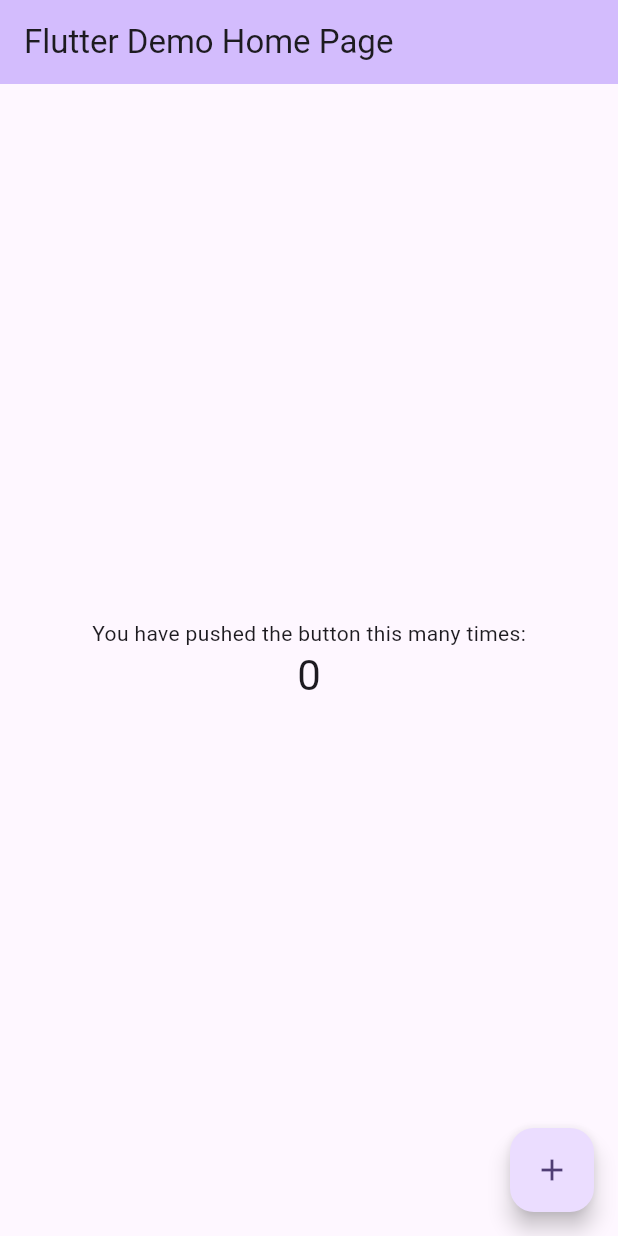
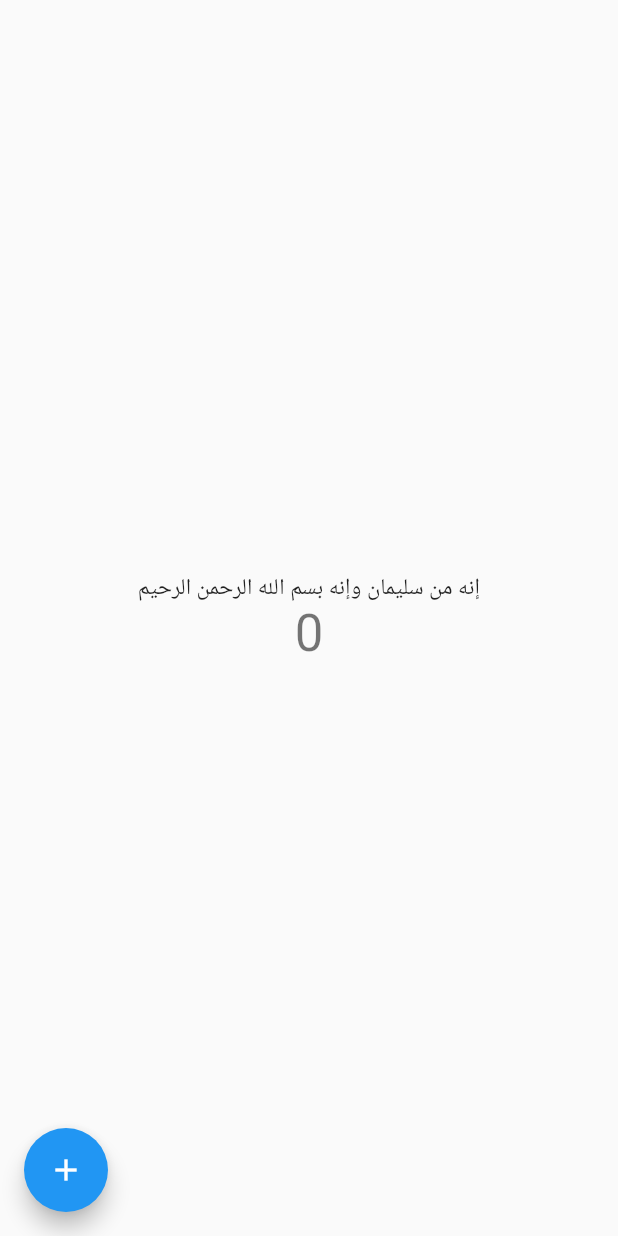
Before and after one commit to Adel-Kharma/enigma, a Flutter app: the screen it shows after launch, on a phone screen of 412 x 824 dp. Run offline on Flutter 3.47's test engine with Material 2 defaults, Android fonts, the phone set to English and light mode, and no system bars.

Commit message:
Add app first structure then enable the Git branches

```diff
--- a/lib/main.dart
+++ b/lib/main.dart
@@ -1,4 +1,7 @@
+import 'package:flutter/cupertino.dart';
 import 'package:flutter/material.dart';
+import 'package:flutter_localizations/flutter_localizations.dart';
+import 'screens/HomePage.dart';
 
 void main() {
   runApp(const MyApp());
@@ -8,118 +11,21 @@ class MyApp extends StatelessWidget {
   const MyApp({super.key});
 
   // This widget is the root of your application.
+
   @override
   Widget build(BuildContext context) {
     return MaterialApp(
-      title: 'Flutter Demo',
-      theme: ThemeData(
-        // This is the theme of your application.
-        //
-        // TRY THIS: Try running your application with "flutter run". You'll see
-        // the application has a blue toolbar. Then, without quitting the app,
-        // try changing the seedColor in the colorScheme below to Colors.green
-        // and then invoke "hot reload" (save your changes or press the "hot
-        // reload" button in a Flutter-supported IDE, or press "r" if you used
-        // the command line to start the app).
-        //
-        // Notice that the counter didn't reset back to zero; the application
-        // state is not lost during the reload. To reset the state, use hot
-        // restart instead.
-        //
-        // This works for code too, not just values: Most code changes can be
-        // tested with just a hot reload.
-        colorScheme: ColorScheme.fromSeed(seedColor: Colors.deepPurple),
-        useMaterial3: true,
-      ),
-      home: const MyHomePage(title: 'Flutter Demo Home Page'),
+      title: 'Enigma',
+      localizationsDelegates: const [
+        GlobalMaterialLocalizations.delegate,
+        GlobalWidgetsLocalizations.delegate,
+        GlobalCupertinoLocalizations.delegate,
+      ],
+      supportedLocales: const [
+        Locale('ar', 'AE'),
+      ],
+      locale: const Locale('ar', 'AE'),
+      home: HomePage(),
     );
   }
 }
-
-class MyHomePage extends StatefulWidget {
-  const MyHomePage({super.key, required this.title});
-
-  // This widget is the home page of your application. It is stateful, meaning
-  // that it has a State object (defined below) that contains fields that affect
-  // how it looks.
-
-  // This class is the configuration for the state. It holds the values (in this
-  // case the title) provided by the parent (in this case the App widget) and
-  // used by the build method of the State. Fields in a Widget subclass are
-  // always marked "final".
-
-  final String title;
-
-  @override
-  State<MyHomePage> createState() => _MyHomePageState();
-}
-
-class _MyHomePageState extends State<MyHomePage> {
-  int _counter = 0;
-
-  void _incrementCounter() {
-    setState(() {
-      // This call to setState tells the Flutter framework that something has
-      // changed in this State, which causes it to rerun the build method below
-      // so that the display can reflect the updated values. If we changed
-      // _counter without calling setState(), then the build method would not be
-      // called again, and so nothing would appear to happen.
-      _counter++;
-    });
-  }
-
-  @override
-  Widget build(BuildContext context) {
-    // This method is rerun every time setState is called, for instance as done
-    // by the _incrementCounter method above.
-    //
-    // The Flutter framework has been optimized to make rerunning build methods
-    // fast, so that you can just rebuild anything that needs updating rather
-    // than having to individually change instances of widgets.
-    return Scaffold(
-      appBar: AppBar(
-        // TRY THIS: Try changing the color here to a specific color (to
-        // Colors.amber, perhaps?) and trigger a hot reload to see the AppBar
-        // change color while the other colors stay the same.
-        backgroundColor: Theme.of(context).colorScheme.inversePrimary,
-        // Here we take the value from the MyHomePage object that was created by
-        // the App.build method, and use it to set our appbar title.
-        title: Text(widget.title),
-      ),
-      body: Center(
-        // Center is a layout widget. It takes a single child and positions it
-        // in the middle of the parent.
-        child: Column(
-          // Column is also a layout widget. It takes a list of children and
-          // arranges them vertically. By default, it sizes itself to fit its
-          // children horizontally, and tries to be as tall as its parent.
-          //
-          // Column has various properties to control how it sizes itself and
-          // how it positions its children. Here we use mainAxisAlignment to
-          // center the children vertically; the main axis here is the vertical
-          // axis because Columns are vertical (the cross axis would be
-          // horizontal).
-          //
-          // TRY THIS: Invoke "debug painting" (choose the "Toggle Debug Paint"
-          // action in the IDE, or press "p" in the console), to see the
-          // wireframe for each widget.
-          mainAxisAlignment: MainAxisAlignment.center,
-          children: <Widget>[
-            const Text(
-              'You have pushed the button this many times:',
-            ),
-            Text(
-              '$_counter',
-              style: Theme.of(context).textTheme.headlineMedium,
-            ),
-          ],
-        ),
-      ),
-      floatingActionButton: FloatingActionButton(
-        onPressed: _incrementCounter,
-        tooltip: 'Increment',
-        child: const Icon(Icons.add),
-      ), // This trailing comma makes auto-formatting nicer for build methods.
-    );
-  }
-}
--- /dev/null
+++ b/lib/screens/HomePage.dart
@@ -0,0 +1,33 @@
+import 'package:enigma/shared/constants.dart';
+import 'package:flutter/material.dart';
+
+class HomePage extends StatelessWidget {
+  int _counter = 0;
+
+  void _incrementCounter() {
+    _counter++;
+  }
+
+  @override
+  Widget build(BuildContext context) {
+    return Scaffold(
+      body: Center(
+        child: Column(
+          mainAxisAlignment: MainAxisAlignment.center,
+          children: <Widget>[
+            const Text(kWelcomingTest),
+            Text(
+              '$_counter',
+              style: Theme.of(context).textTheme.headlineMedium,
+            ),
+          ],
+        ),
+      ),
+      floatingActionButton: FloatingActionButton(
+        onPressed: _incrementCounter,
+        tooltip: 'Increment',
+        child: const Icon(Icons.add),
+      ),
+    );
+  }
+}
--- /dev/null
+++ b/lib/shared/constants.dart
@@ -0,0 +1 @@
+const kWelcomingTest = 'إنه من سليمان وإنه بسم الله الرحمن الرحيم';
```
Also changed, not shown: pubspec.yaml (+5 -3 lines), pubspec.lock, 1 other file.
